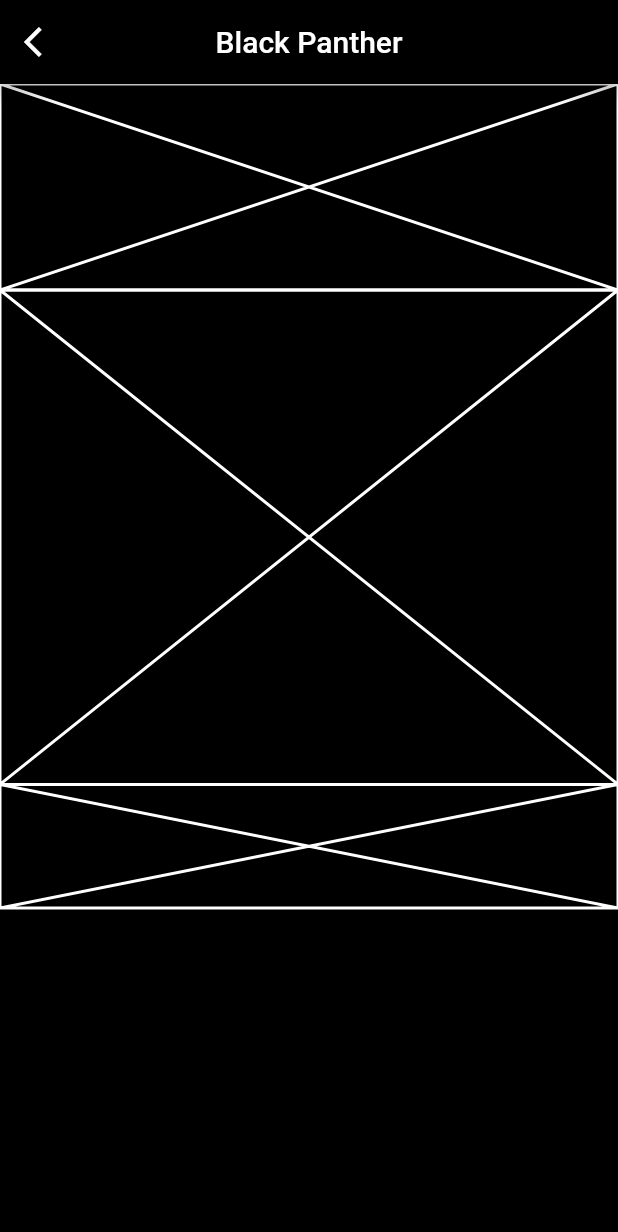
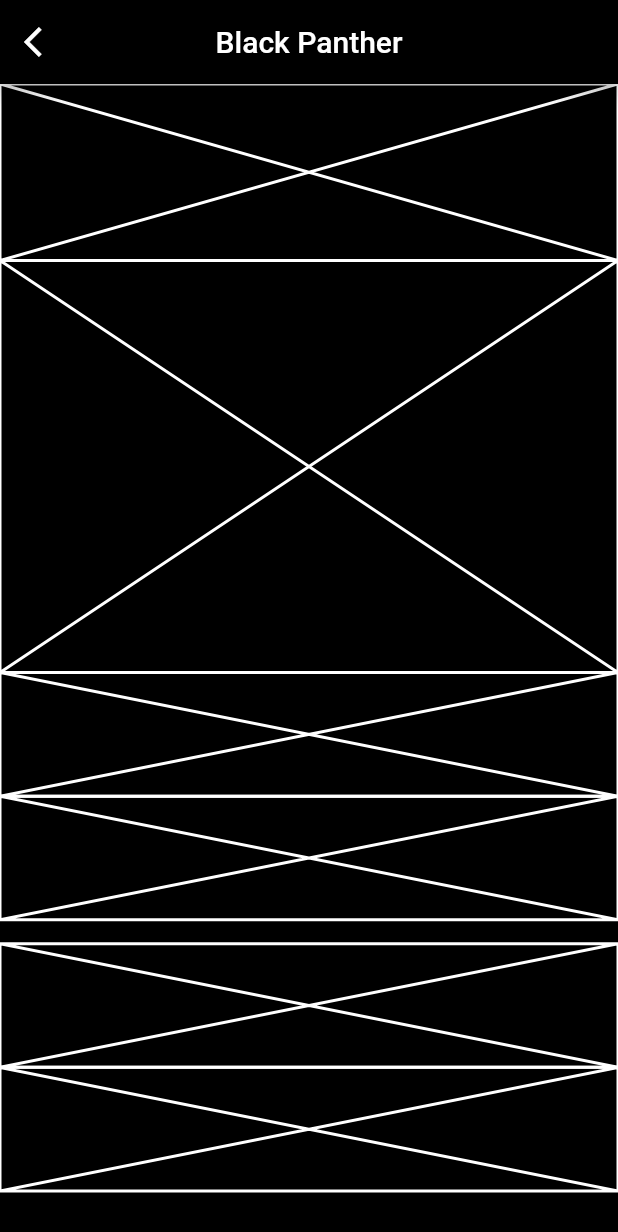
Before and after one commit to JAICHANGPARK/flutter_notebook_8th_story, a Flutter app: the screen it shows after launch, on a phone screen of 412 x 824 dp. Shown: the top 1232 px of the screen. Run offline on Flutter 3.47's test engine with Material 2 defaults, Android fonts, the phone set to English and light mode, and no system bars; our stand-ins replace badges, flutter_hooks, google_fonts, hooks_riverpod, state_notifier.

Commit message:
Update cinema_app.dart

```diff
--- a/lib/ep574_cinema_app/cinema_app.dart
+++ b/lib/ep574_cinema_app/cinema_app.dart
@@ -32,11 +32,24 @@ class _ReservePageState extends State<ReservePage> {
       body: Column(
         children: [
             Container(
-              height: MediaQuery.of(context).size.height / 6,
+              height: MediaQuery.of(context).size.height / 7,
               child: Placeholder(color: Colors.white,),
             ),
           Container(
-            height: MediaQuery.of(context).size.height / 2.5,
+            height: MediaQuery.of(context).size.height / 3,
+            child: Placeholder(color: Colors.white,),
+          ),
+          Container(
+            height: MediaQuery.of(context).size.height / 10,
+            child: Placeholder(color: Colors.white,),
+          ),
+          Container(
+            height: MediaQuery.of(context).size.height / 10,
+            child: Placeholder(color: Colors.white,),
+          ),
+          Divider(),
+          Container(
+            height: MediaQuery.of(context).size.height / 10,
             child: Placeholder(color: Colors.white,),
           ),
           Container(
@@ -45,6 +58,7 @@ class _ReservePageState extends State<ReservePage> {
           ),
 
 
+
         ],
       ),
 
```
